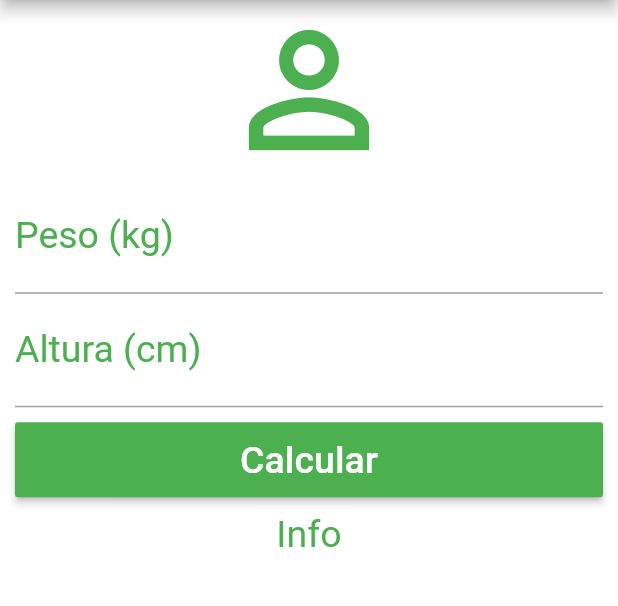
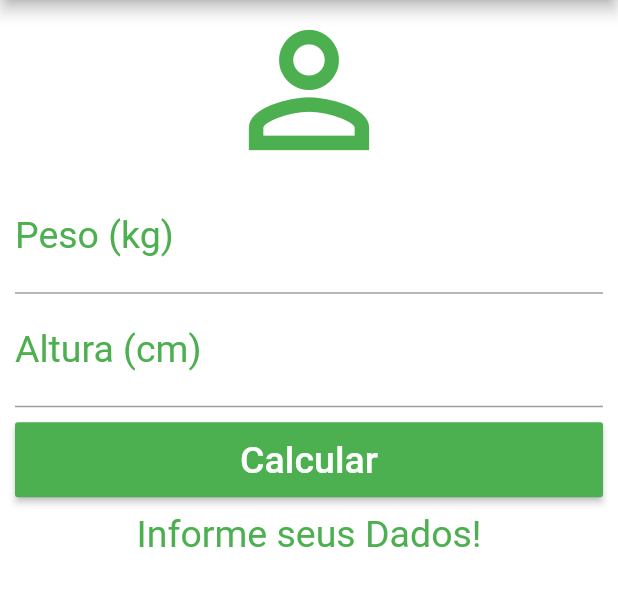
Before and after one commit to flbruske/Calculadora_de_IMC, a Flutter app: the screen it shows after launch, after a tap on "Calcular", on a phone screen of 412 x 824 dp, the part 84-690 px from its top. Run offline on Flutter 3.47's test engine with Material 2 defaults, Android fonts, the phone set to English and light mode, and no system bars.

```diff
--- a/lib/main.dart
+++ b/lib/main.dart
@@ -13,6 +13,39 @@ class Home extends StatefulWidget {
 }
 
 class _HomeState extends State<Home> {
+  TextEditingController weightController = TextEditingController();
+  TextEditingController heightController = TextEditingController();
+
+  String _infoText = "Informe seus Dados!";
+
+  void _calculate() {
+    setState(() {
+      double weight = double.parse(weightController.text);
+      double height = double.parse(heightController.text) / 100;
+      double imc = weight / (height * height);
+
+      if (imc < 18.6) {
+        _infoText = "Abaixo do Peso (${imc.toStringAsPrecision(3)})";
+      } else if (imc >= 18.6 && imc < 24.9) {
+        _infoText = "Peso Ideal (${imc.toStringAsPrecision(3)})";
+      } else if (imc >= 24.9 && imc < 29.9) {
+        _infoText = "Levemente acima do Peso (${imc.toStringAsPrecision(3)})";
+      } else if (imc >= 29.9 && imc < 34.9) {
+        _infoText = "Obesidade Grau I (${imc.toStringAsPrecision(3)})";
+      } else if (imc >= 34.9 && imc < 39.9) {
+        _infoText = "Obesidade Grau II (${imc.toStringAsPrecision(3)})";
+      } else if (imc >= 40.0) {
+        _infoText = "Obesidade Grau III (${imc.toStringAsPrecision(3)})";
+      }
+    });
+  }
+
+  void _resetFields() {
+    weightController.text = "";
+    heightController.text = "";
+    _infoText = "Informe seus Dados";
+  }
+
   @override
   Widget build(BuildContext context) {
     return Scaffold(
@@ -23,7 +56,7 @@ class _HomeState extends State<Home> {
           actions: <Widget>[
             IconButton(
               icon: Icon(Icons.refresh),
-              onPressed: () {},
+              onPressed: _resetFields,
             )
           ],
         ),
@@ -41,6 +74,7 @@ class _HomeState extends State<Home> {
                       labelStyle: TextStyle(color: Colors.green)),
                   textAlign: TextAlign.center,
                   style: TextStyle(color: Colors.green, fontSize: 25.0),
+                  controller: weightController,
                 ),
                 TextField(
                   keyboardType: TextInputType.number,
@@ -49,13 +83,14 @@ class _HomeState extends State<Home> {
                       labelStyle: TextStyle(color: Colors.green)),
                   textAlign: TextAlign.center,
                   style: TextStyle(color: Colors.green, fontSize: 25.0),
+                  controller: heightController,
                 ),
                 Padding(
                   padding: EdgeInsets.only(top: 10.0, bottom: 10.0),
                   child: Container(
                     height: 50.0,
                     child: RaisedButton(
-                      onPressed: () {},
+                      onPressed: _calculate,
                       child: Text(
                         "Calcular",
                         style: TextStyle(color: Colors.white, fontSize: 25.0),
@@ -65,7 +100,7 @@ class _HomeState extends State<Home> {
                   ),
                 ),
                 Text(
-                  "Info",
+                  _infoText,
                   textAlign: TextAlign.center,
                   style: TextStyle(color: Colors.green, fontSize: 25.0),
                 )
```
